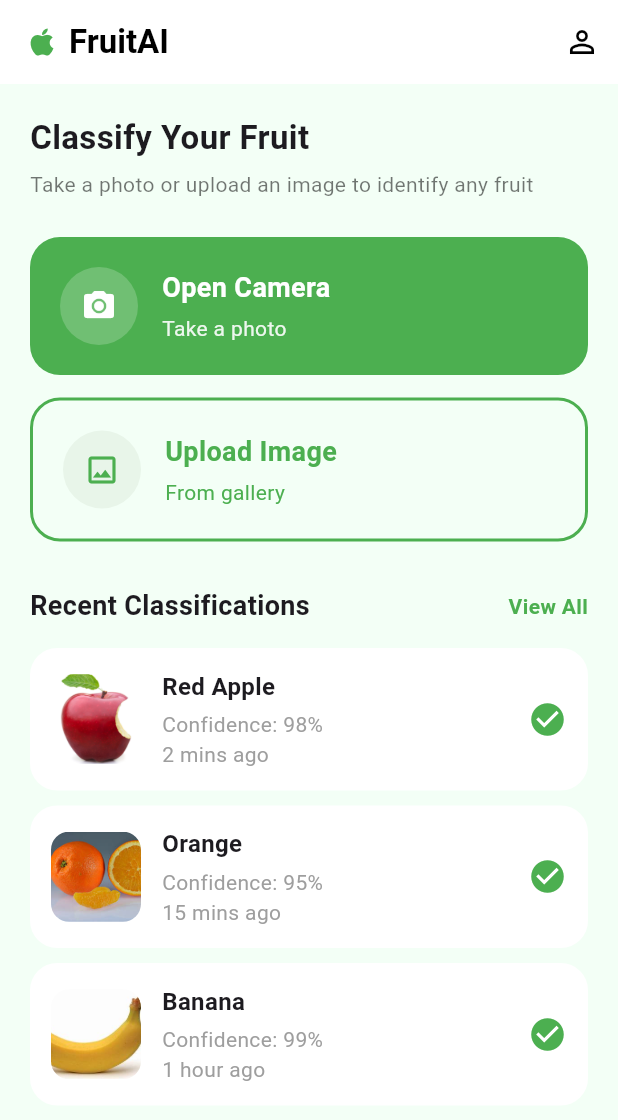
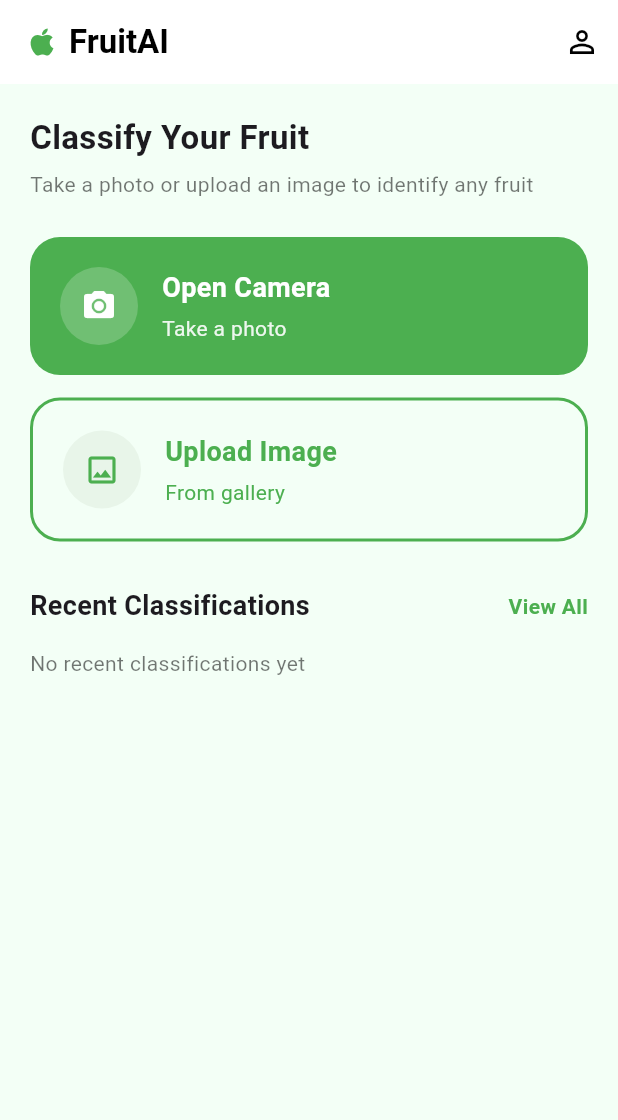
Before and after one commit to mohamed23elbalkemy-bit/fruit_classification, a Flutter app: the screen it shows after launch, on a phone screen of 412 x 824 dp. Shown: the top 1120 px of the screen. Run offline on Flutter 3.47's test engine with Material 3 defaults, Android fonts, the phone set to English and light mode, and no system bars; our stand-ins replace camera, image_picker.

Commit message:
update recent classifications

```diff
--- a/lib/ui/screens/home/home_screen.dart
+++ b/lib/ui/screens/home/home_screen.dart
@@ -2,10 +2,29 @@ import 'package:flutter/material.dart';
 import '../../../core/routes/app_routes.dart';
 import '../../../core/widgets/mainActionButton.dart';
 import '../../../core/widgets/recentItem.dart';
+import '../history/data/history_storage.dart';
 
-class HomeScreen extends StatelessWidget {
+class HomeScreen extends StatefulWidget {
+  const HomeScreen({super.key});
+
+  @override
+  State<HomeScreen> createState() => _HomeScreenState();
+}
+
+class _HomeScreenState extends State<HomeScreen> {
+
+  /// 🔁 Open screen + refresh when coming back
+  Future<void> _openScreen(Route route) async {
+    await Navigator.push(context, route);
+    setState(() {}); // 🔥 rebuild HomeScreen
+  }
+
   @override
   Widget build(BuildContext context) {
+
+    /// 🔥 always take latest 3 items
+    final recent = HistoryStorage.history.take(3).toList();
+
     return Scaffold(
       backgroundColor: const Color(0xFFF3FFF6),
 
@@ -43,63 +62,51 @@ class HomeScreen extends StatelessWidget {
 
             const Text(
               "Classify Your Fruit",
-              style: TextStyle(
-                fontSize: 22,
-                fontWeight: FontWeight.bold,
-              ),
+              style: TextStyle(fontSize: 22, fontWeight: FontWeight.bold),
             ),
 
             const SizedBox(height: 6),
 
             const Text(
               "Take a photo or upload an image to identify any fruit",
-              style: TextStyle(
-                color: Colors.black54,
-                fontSize: 14,
-              ),
+              style: TextStyle(color: Colors.black54),
             ),
 
             const SizedBox(height: 25),
 
-            /// 📷 Open Camera
+            /// 📷 CAMERA
             MainActionButton(
               icon: Icons.camera_alt,
               title: "Open Camera",
               subtitle: "Take a photo",
               isPrimary: true,
               onTap: () {
-                Navigator.push(context, AppRoutes.cameraScreen);
+                _openScreen(AppRoutes.cameraScreen);
               },
             ),
 
             const SizedBox(height: 15),
 
-            /// 🖼 Upload Image
+            /// 🖼️ UPLOAD
             MainActionButton(
               icon: Icons.image_outlined,
               title: "Upload Image",
               subtitle: "From gallery",
               isPrimary: false,
               onTap: () {
-                Navigator.push(context, AppRoutes.uploadImageScreen);
+                _openScreen(AppRoutes.uploadImageScreen);
               },
             ),
 
             const SizedBox(height: 30),
 
-            /// 🔥 Recent Header
             Row(
               mainAxisAlignment: MainAxisAlignment.spaceBetween,
               children: [
-
                 const Text(
                   "Recent Classifications",
-                  style: TextStyle(
-                    fontSize: 18,
-                    fontWeight: FontWeight.bold,
-                  ),
+                  style: TextStyle(fontSize: 18, fontWeight: FontWeight.bold),
                 ),
-
                 GestureDetector(
                   onTap: () {
                     Navigator.push(context, AppRoutes.historyScreen);
@@ -117,26 +124,28 @@ class HomeScreen extends StatelessWidget {
 
             const SizedBox(height: 15),
 
-            const RecentItem(
-              image: "assets/images/apple_image.jpg",
-              title: "Red Apple",
-              confidence: "98%",
-              time: "2 mins ago",
-            ),
-            const SizedBox(height: 10),
-            const RecentItem(
-              image: "assets/images/orange_image.jpg",
-              title: "Orange",
-              confidence: "95%",
-              time: "15 mins ago",
-            ),
-            const SizedBox(height: 10),
-            const RecentItem(
-              image: "assets/images/banana_image.jpg",
-              title: "Banana",
-              confidence: "99%",
-              time: "1 hour ago",
-            ),
+            /// 🔥 RECENT LIST
+            if (recent.isEmpty)
+              const Text(
+                "No recent classifications yet",
+                style: TextStyle(color: Colors.black54),
+              )
+            else
+              Column(
+                children: recent.map((item) {
+                  return Padding(
+                    padding: const EdgeInsets.only(bottom: 10),
+                    child: RecentItem(
+                      image: item.imagePath,
+                      title: item.name,
+                      confidence:
+                      "${(item.accuracy * 100).toStringAsFixed(1)}%",
+                      time:
+                      "${item.dateTime.hour}:${item.dateTime.minute.toString().padLeft(2, '0')}",
+                    ),
+                  );
+                }).toList(),
+              ),
           ],
         ),
       ),
```
Also changed, not shown: lib/ui/screens/result/result_screen.dart (+2 -5 lines).
